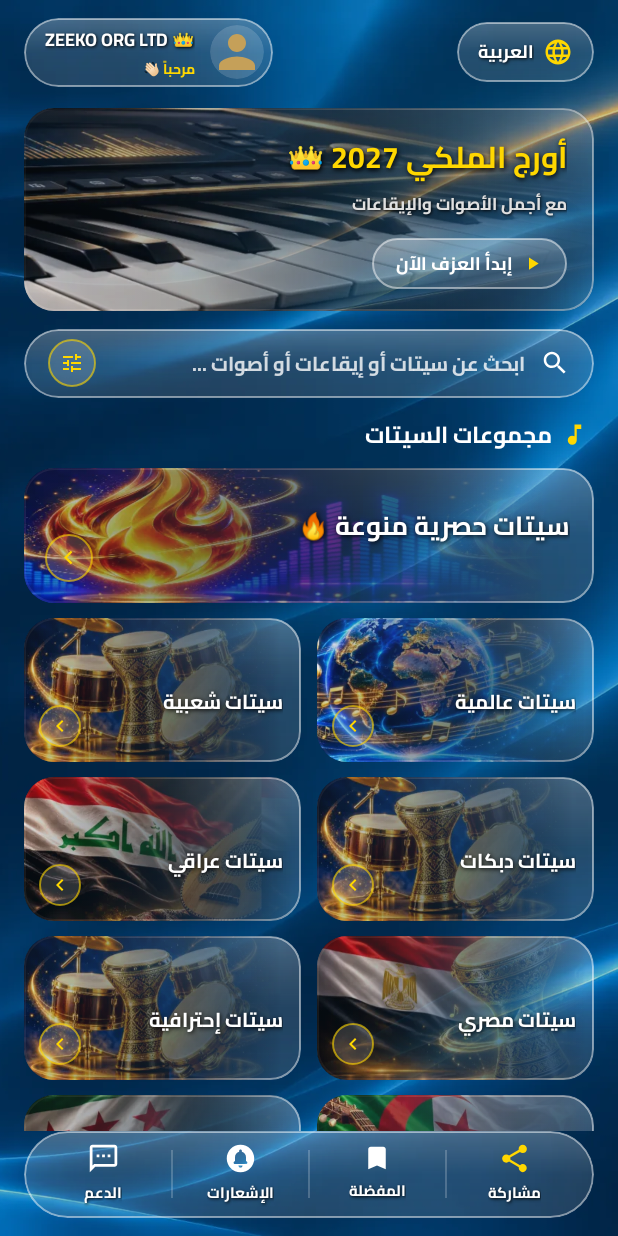
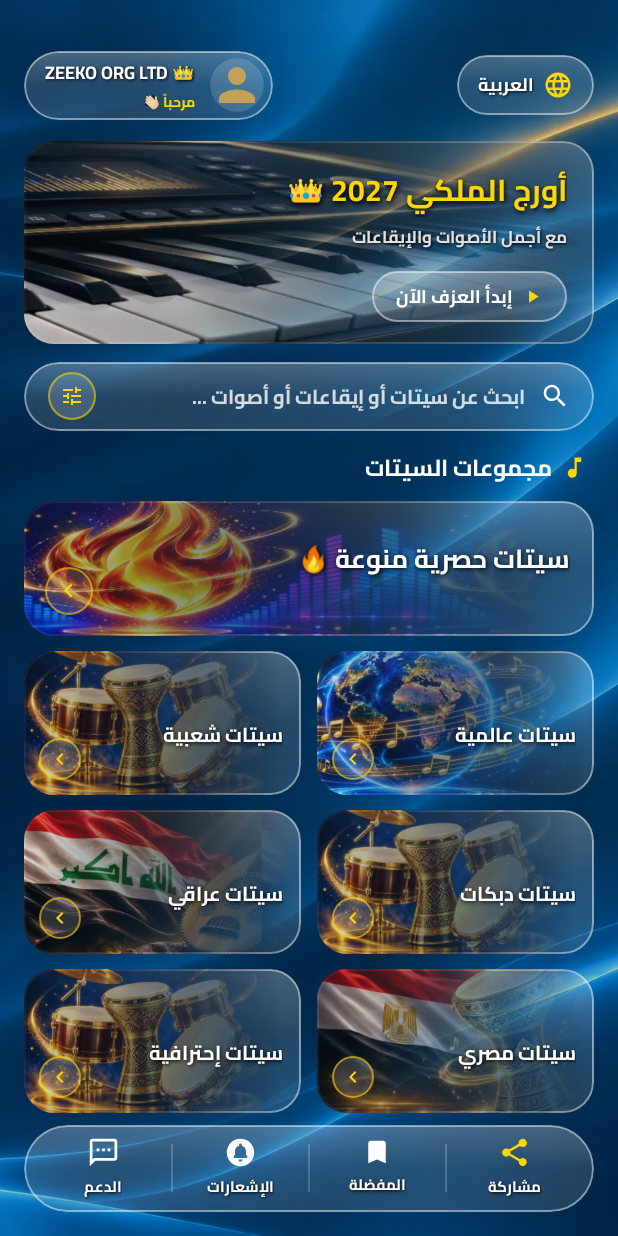
Before and after one commit to zeekomobile27/Setat-Org-PRO-2027, an Android app: the MainActivity screen opened directly, with no data from a screen before it, after a tap on "هيا بنا 🔥", on a phone screen of 412 x 824 dp. Run offline under Robolectric (Android 15) with nearby library versions, the phone set to English and light mode, and no system bars; our stand-ins replace AdMob, Firebase (no records; nobody signed in at launch, a user with empty details on screens opened directly); libraries missing offline, so code that uses them is left out: com.yalantis.ucrop, eightbitlab.com.blurview, nl.dionsegijn.konfetti; plain views replace BlurView; pictures from the network do not load; 6 statements that could not run were skipped.

Commit message:
Add files via upload

```diff
--- a/app/src/main/res/values/styles.xml
+++ b/app/src/main/res/values/styles.xml
@@ -7,10 +7,6 @@
 
         <item name="android:fontFamily">@font/zeeko</item>
 
-        <item name="android:statusBarColor">@android:color/transparent</item>
-        <item name="android:navigationBarColor">@android:color/transparent</item>
-        <item name="android:windowTranslucentStatus">true</item>
-        <item name="android:windowTranslucentNavigation">true</item>
 
         <item name="android:windowLightStatusBar">false</item>
         <item name="android:windowLightNavigationBar">false</item>
@@ -31,17 +27,11 @@
     </style>
 
     <style name="Theme.UCrop" parent="Theme.AppCompat.Light.NoActionBar">
-        <item name="android:windowTranslucentStatus">false</item>
-        <item name="android:windowTranslucentNavigation">false</item>
         <item name="android:windowDrawsSystemBarBackgrounds">true</item>
 
-        <item name="android:statusBarColor">#000000</item>
-        <item name="android:navigationBarColor">#000000</item>
 
         <item name="android:windowLayoutInDisplayCutoutMode" tools:targetApi="p">default</item>
 
-        <!-- هذا السطر يبقى هنا فقط لحماية أزرار مكتبة القص من التداخل -->
-        <item name="android:windowOptOutEdgeToEdgeEnforcement" tools:targetApi="vanilla_ice_cream">true</item>
     </style>
 
 </resources>
```
